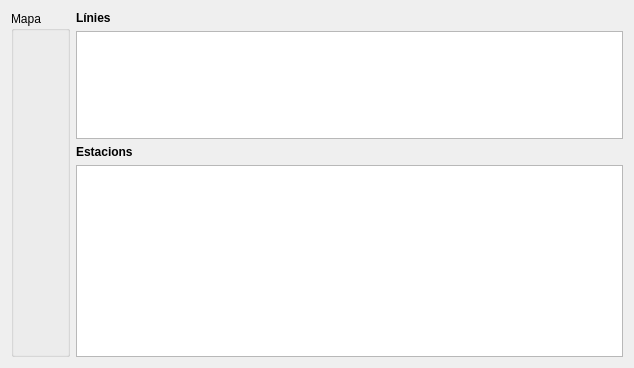
The window that viewer.ui (anxodio/TransPublic) describes before a commit, drawn with Qt 5.
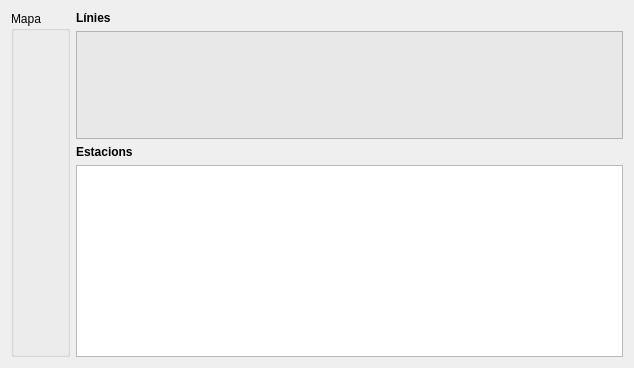
The same window after the commit.

Commit message: Colors en llista de linies de viewer

What changed in the file:
```diff
--- a/viewer.ui
+++ b/viewer.ui
@@ -49,12 +49,433 @@
        </item>
        <item>
         <widget class="QListWidget" name="viewerListLines">
+         <property name="enabled">
+          <bool>false</bool>
+         </property>
          <property name="sizePolicy">
           <sizepolicy hsizetype="Minimum" vsizetype="Maximum">
            <horstretch>0</horstretch>
            <verstretch>0</verstretch>
           </sizepolicy>
          </property>
+         <property name="palette">
+          <palette>
+           <active>
+            <colorrole role="WindowText">
+             <brush brushstyle="SolidPattern">
+              <color alpha="255">
+               <red>0</red>
+               <green>0</green>
+               <blue>0</blue>
+              </color>
+             </brush>
+            </colorrole>
+            <colorrole role="Button">
+             <brush brushstyle="SolidPattern">
+              <color alpha="255">
+               <red>232</red>
+               <green>232</green>
+               <blue>232</blue>
+              </color>
+             </brush>
+            </colorrole>
+            <colorrole role="Light">
+             <brush brushstyle="SolidPattern">
+              <color alpha="255">
+               <red>255</red>
+               <green>255</green>
+               <blue>255</blue>
+              </color>
+             </brush>
+            </colorrole>
+            <colorrole role="Midlight">
+             <brush brushstyle="SolidPattern">
+              <color alpha="255">
+               <red>243</red>
+               <green>243</green>
+               <blue>243</blue>
+              </color>
+             </brush>
+            </colorrole>
+            <colorrole role="Dark">
+             <brush brushstyle="SolidPattern">
+              <color alpha="255">
+               <red>116</red>
+               <green>116</green>
+               <blue>116</blue>
+              </color>
+             </brush>
+            </colorrole>
+            <colorrole role="Mid">
+             <brush brushstyle="SolidPattern">
+              <color alpha="255">
+               <red>155</red>
+               <green>155</green>
+               <blue>155</blue>
+              </color>
+             </brush>
+            </colorrole>
+            <colorrole role="Text">
+             <brush brushstyle="SolidPattern">
+              <color alpha="255">
+               <red>0</red>
+               <green>0</green>
+               <blue>0</blue>
+              </color>
+             </brush>
+            </colorrole>
+            <colorrole role="BrightText">
+             <brush brushstyle="SolidPattern">
+              <color alpha="255">
+               <red>255</red>
+               <green>255</green>
+               <blue>255</blue>
+              </color>
+             </brush>
+            </colorrole>
+            <colorrole role="ButtonText">
+             <brush brushstyle="SolidPattern">
+              <color alpha="255">
+               <red>0</red>
+               <green>0</green>
+               <blue>0</blue>
+              </color>
+             </brush>
+            </colorrole>
+            <colorrole role="Base">
+             <brush brushstyle="SolidPattern">
+              <color alpha="255">
+               <red>255</red>
+               <green>255</green>
+               <blue>255</blue>
+              </color>
+             </brush>
+            </colorrole>
+            <colorrole role="Window">
+             <brush brushstyle="SolidPattern">
+              <color alpha="255">
+               <red>232</red>
+               <green>232</green>
+               <blue>232</blue>
+              </color>
+             </brush>
+            </colorrole>
+            <colorrole role="Shadow">
+             <brush brushstyle="SolidPattern">
+              <color alpha="255">
+               <red>0</red>
+               <green>0</green>
+               <blue>0</blue>
+              </color>
+             </brush>
+            </colorrole>
+            <colorrole role="AlternateBase">
+             <brush brushstyle="SolidPattern">
+              <color alpha="255">
+               <red>243</red>
+               <green>243</green>
+               <blue>243</blue>
+              </color>
+             </brush>
+            </colorrole>
+            <colorrole role="ToolTipBase">
+             <brush brushstyle="SolidPattern">
+              <color alpha="255">
+               <red>255</red>
+               <green>255</green>
+               <blue>220</blue>
+              </color>
+             </brush>
+            </colorrole>
+            <colorrole role="ToolTipText">
+             <brush brushstyle="SolidPattern">
+              <color alpha="255">
+               <red>0</red>
+               <green>0</green>
+               <blue>0</blue>
+              </color>
+             </brush>
+            </colorrole>
+           </active>
+           <inactive>
+            <colorrole role="WindowText">
+             <brush brushstyle="SolidPattern">
+              <color alpha="255">
+               <red>0</red>
+               <green>0</green>
+               <blue>0</blue>
+              </color>
+             </brush>
+            </colorrole>
+            <colorrole role="Button">
+             <brush brushstyle="SolidPattern">
+              <color alpha="255">
+               <red>232</red>
+               <green>232</green>
+               <blue>232</blue>
+              </color>
+             </brush>
+            </colorrole>
+            <colorrole role="Light">
+             <brush brushstyle="SolidPattern">
+              <color alpha="255">
+               <red>255</red>
+               <green>255</green>
+               <blue>255</blue>
+              </color>
+             </brush>
+            </colorrole>
+            <colorrole role="Midlight">
+             <brush brushstyle="SolidPattern">
+              <color alpha="255">
+               <red>243</red>
+               <green>243</green>
+               <blue>243</blue>
+              </color>
+             </brush>
+            </colorrole>
+            <colorrole role="Dark">
+             <brush brushstyle="SolidPattern">
+              <color alpha="255">
+               <red>116</red>
+               <green>116</green>
+               <blue>116</blue>
+              </color>
+             </brush>
+            </colorrole>
+            <colorrole role="Mid">
+             <brush brushstyle="SolidPattern">
+              <color alpha="255">
+               <red>155</red>
+               <green>155</green>
+               <blue>155</blue>
+              </color>
+             </brush>
+            </colorrole>
+            <colorrole role="Text">
+             <brush brushstyle="SolidPattern">
+              <color alpha="255">
+               <red>0</red>
+               <green>0</green>
+               <blue>0</blue>
+              </color>
+             </brush>
+            </colorrole>
+            <colorrole role="BrightText">
+             <brush brushstyle="SolidPattern">
+              <color alpha="255">
+               <red>255</red>
+               <green>255</green>
+               <blue>255</blue>
+              </color>
+             </brush>
+            </colorrole>
+            <colorrole role="ButtonText">
+             <brush brushstyle="SolidPattern">
+              <color alpha="255">
+               <red>0</red>
+               <green>0</green>
+               <blue>0</blue>
+              </color>
+             </brush>
+            </colorrole>
+            <colorrole role="Base">
+             <brush brushstyle="SolidPattern">
+              <color alpha="255">
+               <red>255</red>
+               <green>255</green>
+               <blue>255</blue>
+              </color>
+             </brush>
+            </colorrole>
+            <colorrole role="Window">
+             <brush brushstyle="SolidPattern">
+              <color alpha="255">
+               <red>232</red>
+               <green>232</green>
+               <blue>232</blue>
+              </color>
+             </brush>
+            </colorrole>
+            <colorrole role="Shadow">
+             <brush brushstyle="SolidPattern">
+              <color alpha="255">
+               <red>0</red>
+               <green>0</green>
+               <blue>0</blue>
+              </color>
+             </brush>
+            </colorrole>
+            <colorrole role="AlternateBase">
+             <brush brushstyle="SolidPattern">
+              <color alpha="255">
+               <red>243</red>
+               <green>243</green>
+               <blue>243</blue>
+              </color>
+             </brush>
+            </colorrole>
+            <colorrole role="ToolTipBase">
+             <brush brushstyle="SolidPattern">
+              <color alpha="255">
+               <red>255</red>
+               <green>255</green>
+               <blue>220</blue>
+              </color>
+             </brush>
+            </colorrole>
+            <colorrole role="ToolTipText">
+             <brush brushstyle="SolidPattern">
+              <color alpha="255">
+               <red>0</red>
+               <green>0</green>
+               <blue>0</blue>
+              </color>
+             </brush>
+            </colorrole>
+           </inactive>
+           <disabled>
+            <colorrole role="WindowText">
+             <brush brushstyle="SolidPattern">
+              <color alpha="255">
+               <red>116</red>
+               <green>116</green>
+               <blue>116</blue>
+              </color>
+             </brush>
+            </colorrole>
+            <colorrole role="Button">
+             <brush brushstyle="SolidPattern">
+              <color alpha="255">
+               <red>232</red>
+               <green>232</green>
+               <blue>232</blue>
+              </color>
+             </brush>
+            </colorrole>
+            <colorrole role="Light">
+             <brush brushstyle="SolidPattern">
+              <color alpha="255">
+               <red>255</red>
+               <green>255</green>
+               <blue>255</blue>
+              </color>
+             </brush>
+            </colorrole>
+            <colorrole role="Midlight">
+             <brush brushstyle="SolidPattern">
+              <color alpha="255">
+               <red>243</red>
+               <green>243</green>
+               <blue>243</blue>
+              </color>
+             </brush>
+            </colorrole>
+            <colorrole role="Dark">
+             <brush brushstyle="SolidPattern">
+              <color alpha="255">
+               <red>116</red>
+               <green>116</green>
+               <blue>116</blue>
+              </color>
+             </brush>
+            </colorrole>
+            <colorrole role="Mid">
+             <brush brushstyle="SolidPattern">
+              <color alpha="255">
+               <red>155</red>
+               <green>155</green>
+               <blue>155</blue>
+              </color>
+             </brush>
+            </colorrole>
+            <colorrole role="Text">
+             <brush brushstyle="SolidPattern">
+              <color alpha="255">
+               <red>116</red>
+               <green>116</green>
+               <blue>116</blue>
+              </color>
+             </brush>
+            </colorrole>
+            <colorrole role="BrightText">
+             <brush brushstyle="SolidPattern">
+              <color alpha="255">
+               <red>255</red>
+               <green>255</green>
+               <blue>255</blue>
+              </color>
+             </brush>
+            </colorrole>
+            <colorrole role="ButtonText">
+             <brush brushstyle="SolidPattern">
+              <color alpha="255">
+               <red>116</red>
+               <green>116</green>
+               <blue>116</blue>
+              </color>
+             </brush>
+            </colorrole>
+            <colorrole role="Base">
+             <brush brushstyle="SolidPattern">
+              <color alpha="255">
+               <red>232</red>
+               <green>232</green>
+               <blue>232</blue>
+              </color>
+             </brush>
+            </colorrole>
+            <colorrole role="Window">
+             <brush brushstyle="SolidPattern">
+              <color alpha="255">
+               <red>232</red>
+               <green>232</green>
+               <blue>232</blue>
+              </color>
+             </brush>
+            </colorrole>
+            <colorrole role="Shadow">
+             <brush brushstyle="SolidPattern">
+              <color alpha="255">
+               <red>0</red>
+               <green>0</green>
+               <blue>0</blue>
+              </color>
+             </brush>
+            </colorrole>
+            <colorrole role="AlternateBase">
+             <brush brushstyle="SolidPattern">
+              <color alpha="255">
+               <red>232</red>
+               <green>232</green>
+               <blue>232</blue>
+              </color>
+             </brush>
+            </colorrole>
+            <colorrole role="ToolTipBase">
+             <brush brushstyle="SolidPattern">
+              <color alpha="255">
+               <red>255</red>
+               <green>255</green>
+               <blue>220</blue>
+              </color>
+             </brush>
+            </colorrole>
+            <colorrole role="ToolTipText">
+             <brush brushstyle="SolidPattern">
+              <color alpha="255">
+               <red>0</red>
+               <green>0</green>
+               <blue>0</blue>
+              </color>
+             </brush>
+            </colorrole>
+           </disabled>
+          </palette>
+         </property>
+         <property name="selectionMode">
+          <enum>QAbstractItemView::NoSelection</enum>
+         </property>
         </widget>
        </item>
       </layout>
```
The commit also changes 1 other file.
